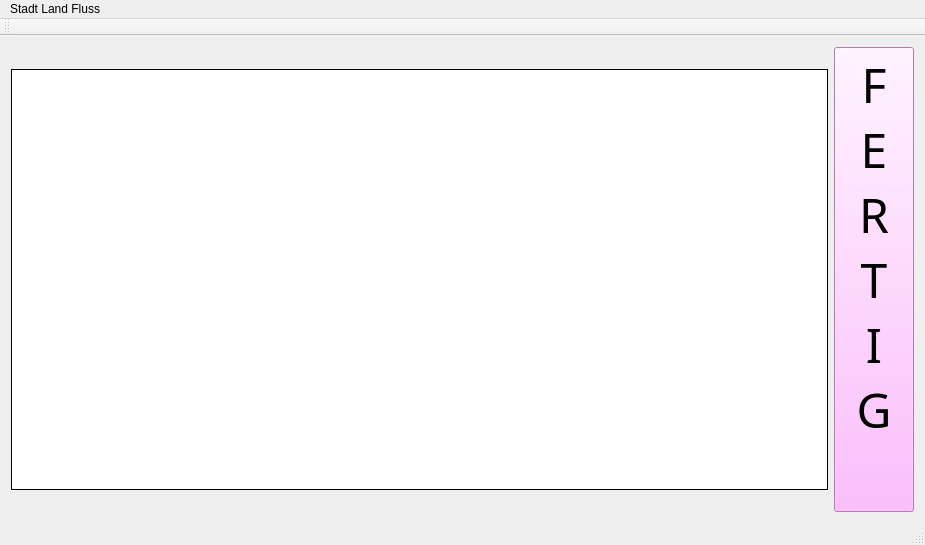
Qt form hauptspielfenster.ui (Toboxos/stadt_land_fluss) before a commit.
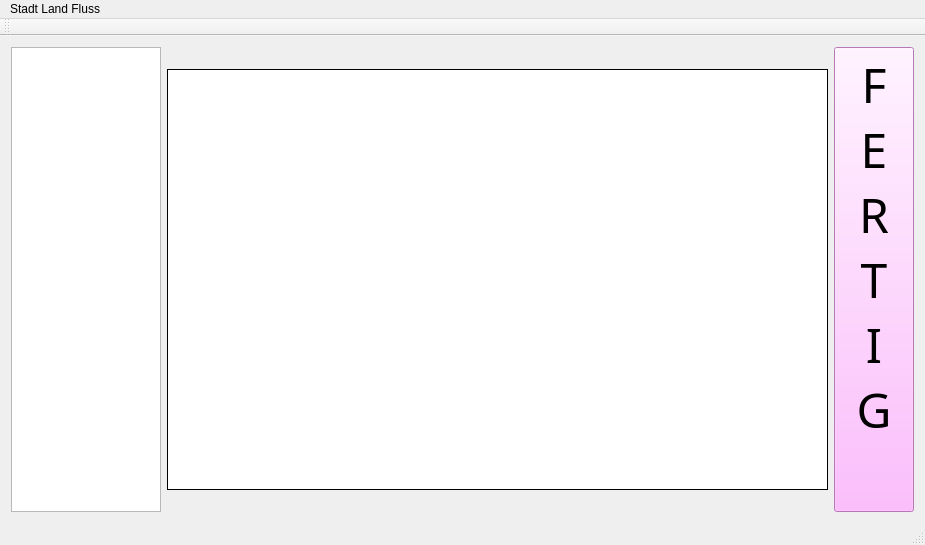
The same form after that commit.

```diff
--- a/hauptspielfenster.ui
+++ b/hauptspielfenster.ui
@@ -16,37 +16,28 @@
   <widget class="QWidget" name="centralWidget">
    <layout class="QGridLayout" name="gridLayout">
     <item row="0" column="0">
-     <widget class="QTableWidget" name="tableSpiel">
+     <widget class="QListWidget" name="listSpieler">
+      <property name="sizePolicy">
+       <sizepolicy hsizetype="Fixed" vsizetype="Expanding">
+        <horstretch>0</horstretch>
+        <verstretch>0</verstretch>
+       </sizepolicy>
+      </property>
       <property name="maximumSize">
        <size>
-        <width>16777215</width>
-        <height>421</height>
+        <width>150</width>
+        <height>16777215</height>
        </size>
       </property>
-      <property name="font">
-       <font>
-        <family>Copperplate Gothic Light</family>
-        <pointsize>12</pointsize>
-       </font>
-      </property>
-      <property name="styleSheet">
-       <string notr="true">
-QHeaderView::section {
-	font-family: 'Copperplate Gothic Light';
-font-size: 13px;
-    border: 1px solid #fffff8;
-
-}</string>
-      </property>
-      <property name="frameShape">
-       <enum>QFrame::Box</enum>
-      </property>
-      <property name="frameShadow">
-       <enum>QFrame::Plain</enum>
+      <property name="baseSize">
+       <size>
+        <width>10</width>
+        <height>0</height>
+       </size>
       </property>
      </widget>
     </item>
-    <item row="0" column="1">
+    <item row="0" column="3">
      <widget class="QPushButton" name="buttonFertig">
       <property name="font">
        <font>
@@ -80,6 +71,37 @@
       </property>
      </widget>
     </item>
+    <item row="0" column="2">
+     <widget class="QTableWidget" name="tableSpiel">
+      <property name="maximumSize">
+       <size>
+        <width>16777215</width>
+        <height>421</height>
+       </size>
+      </property>
+      <property name="font">
+       <font>
+        <family>Copperplate Gothic Light</family>
+        <pointsize>12</pointsize>
+       </font>
+      </property>
+      <property name="styleSheet">
+       <string notr="true">
+QHeaderView::section {
+	font-family: 'Copperplate Gothic Light';
+font-size: 13px;
+    border: 1px solid #fffff8;
+
+}</string>
+      </property>
+      <property name="frameShape">
+       <enum>QFrame::Box</enum>
+      </property>
+      <property name="frameShadow">
+       <enum>QFrame::Plain</enum>
+      </property>
+     </widget>
+    </item>
    </layout>
   </widget>
   <widget class="QMenuBar" name="menuBar">
```
